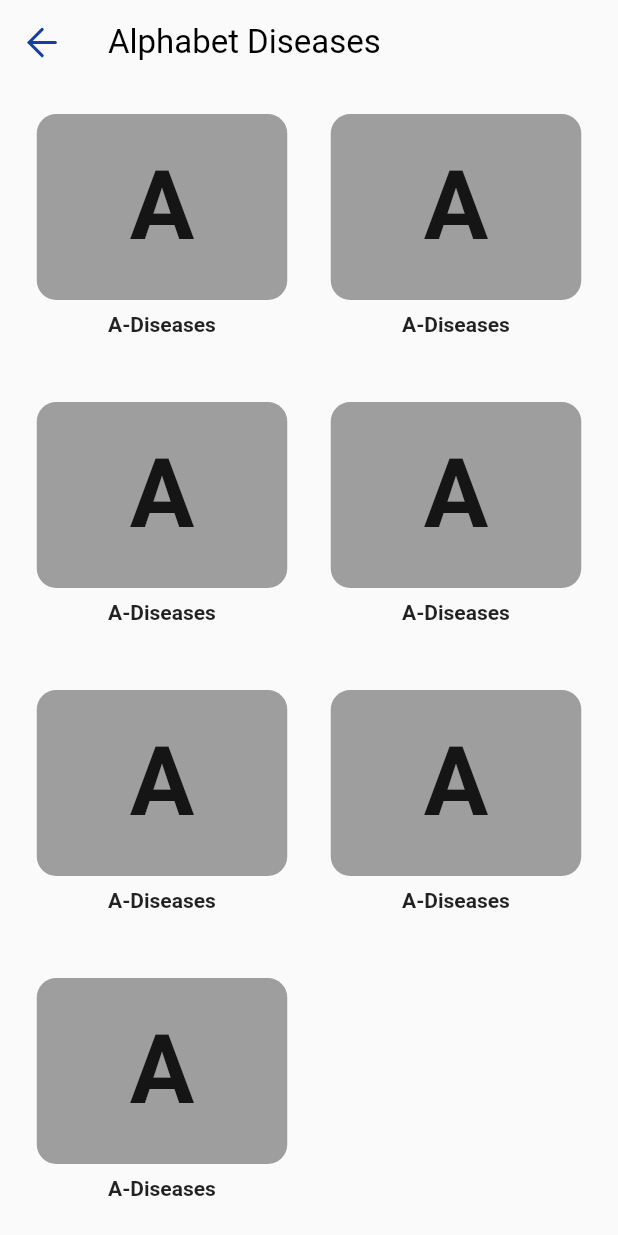
After one commit to Gexof/diseases, a Flutter app: the AlphabetListScreen screen opened directly, on a phone screen of 412 x 824 dp. The commit adds this screen. Run offline on Flutter 3.47's test engine with Material 2 defaults, Android fonts, the phone set to English and light mode, and no system bars; our stand-ins replace carousel_slider, flutter_svg, google_fonts; network calls fail; Roboto replaces fonts that are missing (Almarai).

Commit message:
many changes i'm tired boss i'm in dark here

```diff
--- a/lib/constants/strings.dart
+++ b/lib/constants/strings.dart
@@ -136,6 +136,37 @@ final List<Map<String, dynamic>> allAlphabet = [
   },
 ];
 
+final List<Map<String, dynamic>> alphabet = [
+  {
+    'alphabet': 'A',
+    'title': 'A-Diseases',
+  },
+  {
+    'alphabet': 'A',
+    'title': 'A-Diseases',
+  },
+  {
+    'alphabet': 'A',
+    'title': 'A-Diseases',
+  },
+  {
+    'alphabet': 'A',
+    'title': 'A-Diseases',
+  },
+  {
+    'alphabet': 'A',
+    'title': 'A-Diseases',
+  },
+  {
+    'alphabet': 'A',
+    'title': 'A-Diseases',
+  },
+  {
+    'alphabet': 'A',
+    'title': 'A-Diseases',
+  },
+];
+
 final List<Map<String, dynamic>> imgs = [
   {
     'img':
--- a/lib/providers/bottom_navigation_provider.dart
+++ b/lib/providers/bottom_navigation_provider.dart
@@ -1,5 +1,5 @@
 import 'package:flutter/material.dart';
-import 'package:medicare_health_app/screens/home_screen.dart';
+import 'package:medicare_health_app/screens/home_screen/home_screen.dart';
 import 'package:medicare_health_app/screens/search_screen.dart';
 
 import '../screens/seasons_screen/seasons_screen.dart';
--- /dev/null
+++ b/lib/screens/alphabet_list_screen.dart
@@ -0,0 +1,46 @@
+import 'package:flutter/material.dart';
+
+import 'package:medicare_health_app/widgets/custom_app_bar.dart';
+
+import '../constants/strings.dart';
+import '../widgets/square_card.dart';
+
+class AlphabetListScreen extends StatelessWidget {
+  const AlphabetListScreen({super.key});
+
+  @override
+  Widget build(BuildContext context) {
+    return Scaffold(
+      appBar: CustomAppBar(title: 'Alphabet Diseases'),
+      body: SingleChildScrollView(
+        child: Column(
+          crossAxisAlignment: CrossAxisAlignment.start,
+          children: [
+            // Mainheading(headingName: 'Alphabet'),
+            Padding(
+              padding: const EdgeInsets.symmetric(horizontal: 20.0),
+              child: GridView.builder(
+                physics: const NeverScrollableScrollPhysics(),
+                shrinkWrap: true,
+                gridDelegate: const SliverGridDelegateWithFixedCrossAxisCount(
+                  crossAxisCount: 2,
+                  crossAxisSpacing: 20.0,
+                  mainAxisSpacing: 16,
+                ),
+                itemCount: alphabet.length,
+                itemBuilder: (context, index) {
+                  return SquareCard(
+                    alphabet: "${alphabet[index]['alphabet']}",
+                    title: "${alphabet[index]['title']}",
+                    height: 124,
+                    width: 167,
+                  );
+                },
+              ),
+            ),
+          ],
+        ),
+      ),
+    );
+  }
+}
--- a/lib/screens/seasons_screen/widgets/sasons_screen_list.dart
+++ b/lib/screens/seasons_screen/widgets/sasons_screen_list.dart
@@ -23,7 +23,7 @@ class SasonsScreenList extends StatelessWidget {
           },
           child: RectangularCard(
             img: '${seasons[index]['img']}',
-            seasonName: '${seasons[index]['title']}',
+            title: '${seasons[index]['title']}',
           ),
         );
       },
--- a/lib/widgets/rectangular_card.dart
+++ b/lib/widgets/rectangular_card.dart
@@ -5,10 +5,10 @@ import '../constants/sizes.dart';
 
 class RectangularCard extends StatelessWidget {
   final String? img;
-  final String? seasonName;
+  final String? title;
   const RectangularCard({
     required this.img,
-    required this.seasonName,
+    required this.title,
     super.key,
   });
 
@@ -61,7 +61,7 @@ class RectangularCard extends StatelessWidget {
               left: 48,
             ),
             child: Text(
-              seasonName!.toUpperCase(),
+              title!.toUpperCase(),
               style: const TextStyle(
                 fontSize: mainHeadings,
                 color: primaryColor,
```
Also changed, not shown: lib/screens/home_screen/home_screen.dart (renamed from lib/screens/home_screen.dart, +8 -32 lines), lib/screens/home_screen/widgets/alphabet_grid.dart (added, +35 -0 lines), lib/screens/home_screen/widgets/recommended_list.dart (added, +39 -0 lines), lib/screens/season_screen.dart (+9 -1 lines).
